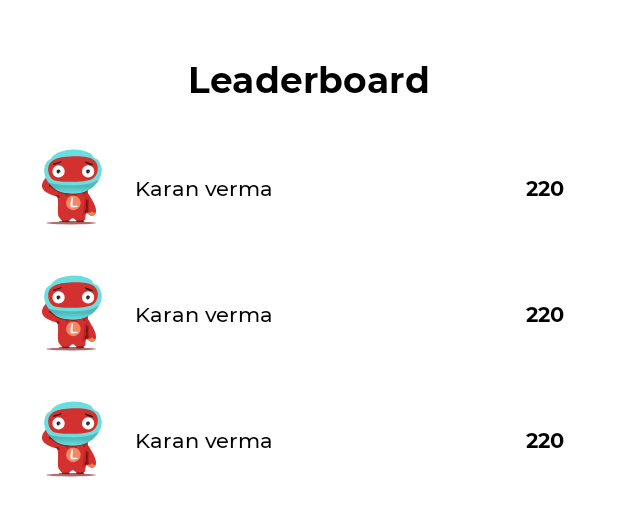
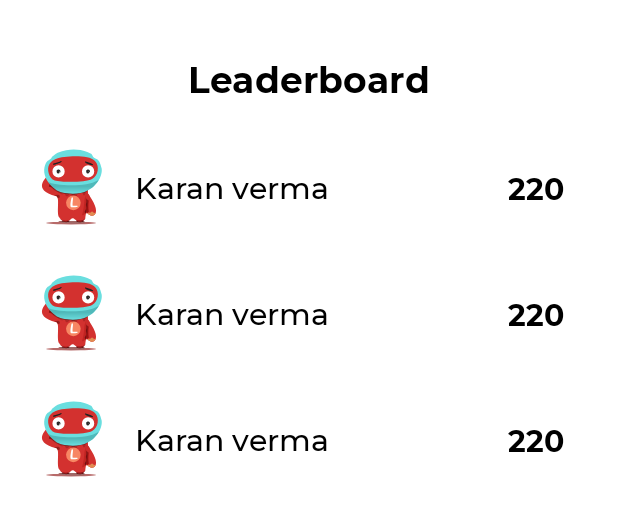
Before and after one commit to nakul-19/LineUp, an Android app: the layout fragment_leader_board.xml on its own in the app's theme, with its tools: preview values and no code run, on a phone screen of 412 x 824 dp. Shown: the top 516 px of the screen. Run offline under Robolectric (Android 15) with nearby library versions, the phone set to English and light mode, and no system bars.

```diff
--- a/app/src/main/java/com/gdsc/lineup/leaderBoard/LeaderBoardResponse.kt
+++ b/app/src/main/java/com/gdsc/lineup/leaderBoard/LeaderBoardResponse.kt
@@ -11,5 +11,5 @@ data class LeaderBoardResponse(
     val score: Int,
     val userId: String,
     val zealId: String,
-    val avatar: String,
+    val avatarId: String,
 )
--- a/app/src/main/res/layout/item_leader_board.xml
+++ b/app/src/main/res/layout/item_leader_board.xml
@@ -23,7 +23,7 @@
         android:fontFamily="@font/montserrat_medium"
         android:maxLines="2"
         android:textColor="@color/black"
-        android:textSize="14sp"
+        android:textSize="20sp"
         app:layout_constrainedWidth="true"
         app:layout_constraintHorizontal_bias="0"
         app:layout_constraintBottom_toBottomOf="parent"
@@ -39,7 +39,7 @@
         android:layout_marginEnd="20dp"
         android:fontFamily="@font/montserrat_bold"
         android:textColor="@color/black"
-        android:textSize="14sp"
+        android:textSize="20sp"
         app:layout_constraintBottom_toBottomOf="parent"
         app:layout_constraintEnd_toEndOf="parent"
         app:layout_constraintHorizontal_bias="1"
```
Also changed, not shown: app/src/main/java/com/gdsc/lineup/leaderBoard/LeaderBoardAdapter.kt (+28 -1 lines).
